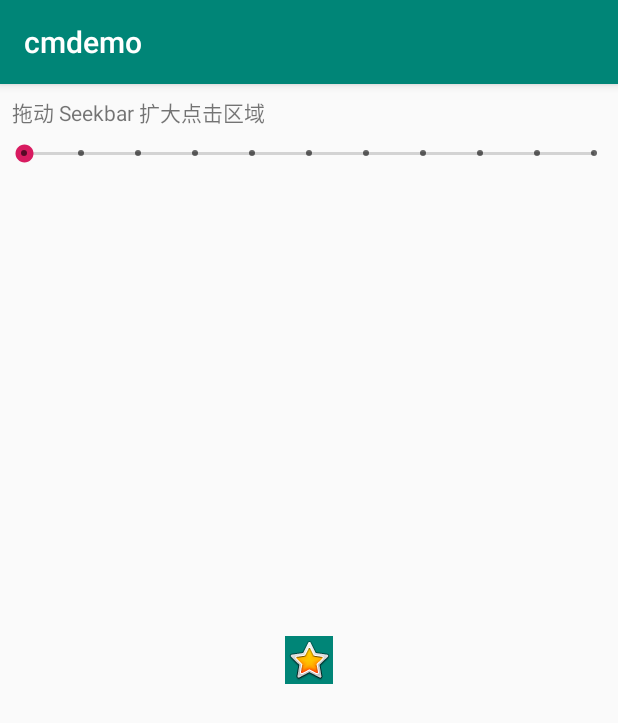
After one commit to 410063005/cmdemo, an Android app: the TouchDelegateActivity screen opened directly, with no data from a screen before it, on a phone screen of 412 x 824 dp. The commit adds this screen. Shown: the top 723 px of the screen. Run offline under Robolectric (Android 15) with nearby library versions, the phone set to English and light mode, and no system bars.

Commit message:
Add - TouchDelegate demo https://developer.android.com/training/gestures/viewgroup.html

```diff
--- a/app/src/main/AndroidManifest.xml
+++ b/app/src/main/AndroidManifest.xml
@@ -30,6 +30,7 @@
         <activity android:name=".bitmap.BitmapDecodePerfActivity" />
         <activity android:name=".dlsym.LoadSoActivity" />
         <activity android:name=".layout.CmViewActivity" />
+        <activity android:name=".layout.TouchDelegateActivity" />
     </application>
 
 </manifest>
--- a/app/src/main/java/com/sunmoonblog/cmdemo/MainActivity.kt
+++ b/app/src/main/java/com/sunmoonblog/cmdemo/MainActivity.kt
@@ -18,6 +18,10 @@ class MainActivity : AppCompatActivity() {
     override fun onCreate(savedInstanceState: Bundle?) {
         super.onCreate(savedInstanceState)
         setContentView(R.layout.activity_main)
+    }
+
+    fun clTouchEventDelegate(view: View) {
+        TouchDelegateActivity.start(this)
     }
 
     fun clTouchEvent(view : View) {
--- /dev/null
+++ b/app/src/main/java/com/sunmoonblog/cmdemo/layout/TouchDelegateActivity.kt
@@ -0,0 +1,101 @@
+package com.sunmoonblog.cmdemo.layout
+
+import android.content.Context
+import android.content.Intent
+import android.graphics.Rect
+import android.os.Bundle
+import android.support.v7.app.AppCompatActivity
+import android.view.TouchDelegate
+import android.view.View
+import android.widget.SeekBar
+import android.widget.Toast
+import com.sunmoonblog.cmdemo.R
+import kotlinx.android.synthetic.main.activity_touch_delegate.*
+
+class TouchDelegateActivity : AppCompatActivity() {
+
+    private var num = 0
+
+    private var touchAreaWidth = 0
+    private var touchAreaHeight = 0
+
+    private val action: Runnable = Runnable {
+        touchAreaWidth = imageButton.width
+        touchAreaHeight = imageButton.height
+
+        // The bounds for the delegate view (an ImageButton
+        // in this example)
+        val delegateArea = Rect()
+
+        imageButton.apply {
+            isEnabled = true
+            setOnClickListener {
+                Toast.makeText(
+                        this@TouchDelegateActivity,
+                        "Touch occurred within ImageButton touch region.",
+                        Toast.LENGTH_SHORT
+                ).show()
+            }
+            getHitRect(delegateArea)
+        }
+
+        // Extend the touch area of the ImageButton beyond its bounds
+        // on the right and bottom.
+        delegateArea.right += 20 * num
+        delegateArea.bottom += 20 * num
+
+        // Update UI
+        updateBorder(20 * num)
+
+        // Sets the TouchDelegate on the parent view, such that touches
+        // within the touch delegate bounds are routed to the child.
+        (imageButton.parent as? View)?.apply {
+            // Instantiate a TouchDelegate.
+            // "delegateArea" is the bounds in local coordinates of
+            // the containing view to be mapped to the delegate view.
+            // "myButton" is the child view that should receive motion
+            // events.
+            touchDelegate = TouchDelegate(delegateArea, imageButton)
+        }
+    }
+
+    override fun onCreate(savedInstanceState: Bundle?) {
+        super.onCreate(savedInstanceState)
+        setContentView(R.layout.activity_touch_delegate)
+
+
+        seekBar.setOnSeekBarChangeListener(object : SeekBar.OnSeekBarChangeListener {
+            override fun onProgressChanged(seekBar: SeekBar?, progress: Int, fromUser: Boolean) {
+                num = progress
+                cl_parent.post(action)
+            }
+
+            override fun onStartTrackingTouch(seekBar: SeekBar?) {
+            }
+
+            override fun onStopTrackingTouch(seekBar: SeekBar?) {
+            }
+
+        })
+
+        // Post in the parent's message queue to make sure the parent
+        // lays out its children before you call getHitRect()
+        cl_parent.post(action)
+    }
+
+    private fun updateBorder(delta : Int) {
+        val p = touch_area.layoutParams
+        if (p != null) {
+            p.width = touchAreaWidth + delta
+            p.height = touchAreaHeight + delta
+            touch_area.layoutParams = p
+        }
+    }
+
+    companion object {
+        fun start(context: Context) {
+            val intent = Intent(context, TouchDelegateActivity::class.java)
+            context.startActivity(intent)
+        }
+    }
+}
--- /dev/null
+++ b/app/src/main/res/drawable/border.xml
@@ -0,0 +1,11 @@
+<?xml version="1.0" encoding="utf-8"?>
+<shape xmlns:android="http://schemas.android.com/apk/res/android"
+    android:shape="rectangle">
+
+    <stroke
+        android:width="1dp"
+        android:color="@color/colorAccent"
+        android:dashWidth="10dp"
+        android:dashGap="6dp" />
+
+</shape>
--- /dev/null
+++ b/app/src/main/res/layout/activity_touch_delegate.xml
@@ -0,0 +1,54 @@
+<?xml version="1.0" encoding="utf-8"?>
+<android.support.constraint.ConstraintLayout xmlns:android="http://schemas.android.com/apk/res/android"
+    xmlns:app="http://schemas.android.com/apk/res-auto"
+    xmlns:tools="http://schemas.android.com/tools"
+    android:id="@+id/cl_parent"
+    android:layout_width="match_parent"
+    android:layout_height="match_parent">
+
+    <TextView
+        android:id="@+id/tips"
+        android:layout_width="0dp"
+        android:layout_height="wrap_content"
+        android:layout_margin="8dp"
+        android:text="拖动 Seekbar 扩大点击区域"
+        android:textAllCaps="false"
+        app:layout_constraintEnd_toEndOf="parent"
+        app:layout_constraintStart_toStartOf="parent"
+        app:layout_constraintTop_toTopOf="parent" />
+
+    <View
+        android:id="@+id/touch_area"
+        android:layout_width="1dp"
+        android:layout_height="1dp"
+        android:background="@drawable/border"
+        app:layout_constraintStart_toStartOf="@id/imageButton"
+        app:layout_constraintTop_toTopOf="@+id/imageButton" />
+
+    <ImageButton
+        android:id="@+id/imageButton"
+        android:layout_width="wrap_content"
+        android:layout_height="wrap_content"
+        android:background="@color/colorPrimary"
+        app:layout_constraintBottom_toBottomOf="parent"
+        app:layout_constraintEnd_toEndOf="parent"
+        app:layout_constraintHorizontal_bias="0.5"
+        app:layout_constraintStart_toStartOf="parent"
+        app:layout_constraintTop_toTopOf="parent"
+        app:srcCompat="@android:drawable/btn_star_big_on" />
+
+
+    <SeekBar
+        android:id="@+id/seekBar"
+        style="@style/Widget.AppCompat.SeekBar.Discrete"
+        android:layout_width="0dp"
+        android:layout_height="wrap_content"
+        android:layout_marginTop="8dp"
+        android:max="10"
+        android:progress="0"
+        app:layout_constraintEnd_toEndOf="parent"
+        app:layout_constraintHorizontal_bias="0.5"
+        app:layout_constraintStart_toStartOf="parent"
+        app:layout_constraintTop_toBottomOf="@+id/tips"
+        tools:layout_editor_absoluteY="30dp" />
+</android.support.constraint.ConstraintLayout>
--- a/app/src/main/res/layout/content_main.xml
+++ b/app/src/main/res/layout/content_main.xml
@@ -181,6 +181,20 @@
             app:layout_constraintStart_toStartOf="parent"
             app:layout_constraintTop_toBottomOf="@+id/button12"
             tools:layout_editor_absoluteY="16dp" />
+
+        <Button
+            android:id="@+id/button14"
+            android:layout_width="0dp"
+            android:layout_height="wrap_content"
+            android:layout_marginStart="8dp"
+            android:layout_marginEnd="8dp"
+            android:onClick="clTouchEventDelegate"
+            android:text="扩大点击区域"
+            android:textAllCaps="false"
+            app:layout_constraintEnd_toEndOf="parent"
+            app:layout_constraintStart_toStartOf="parent"
+            app:layout_constraintTop_toBottomOf="@+id/button13"
+            tools:layout_editor_absoluteY="16dp" />
     </android.support.constraint.ConstraintLayout>
 
 </android.support.v4.widget.NestedScrollView>
```
